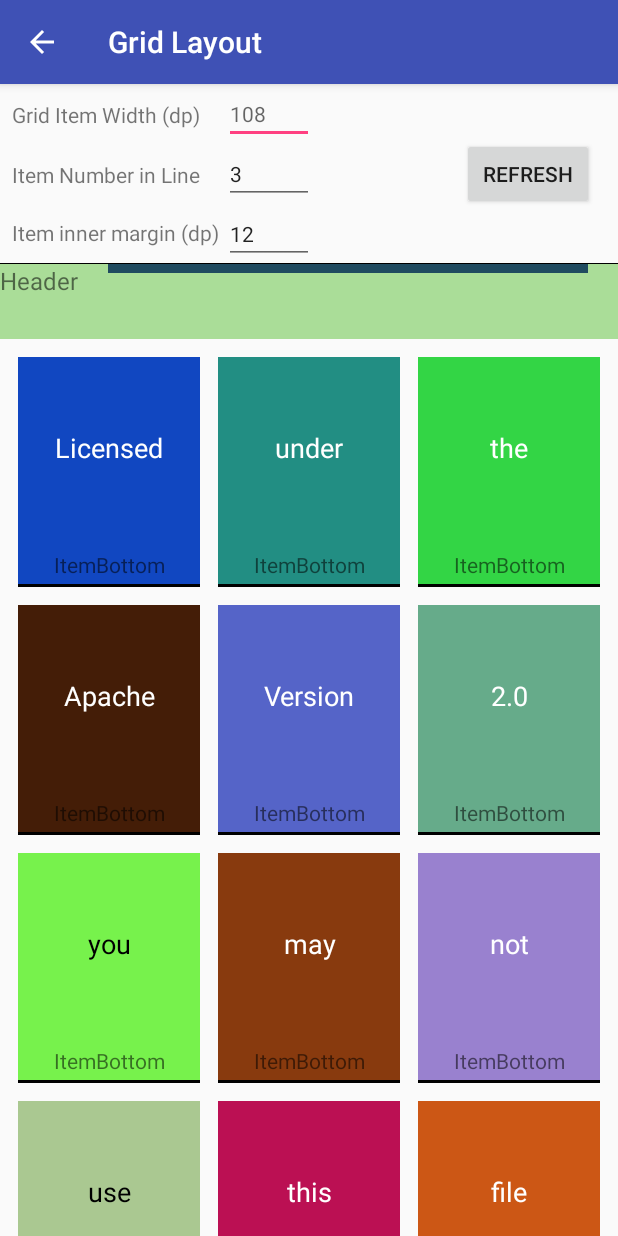
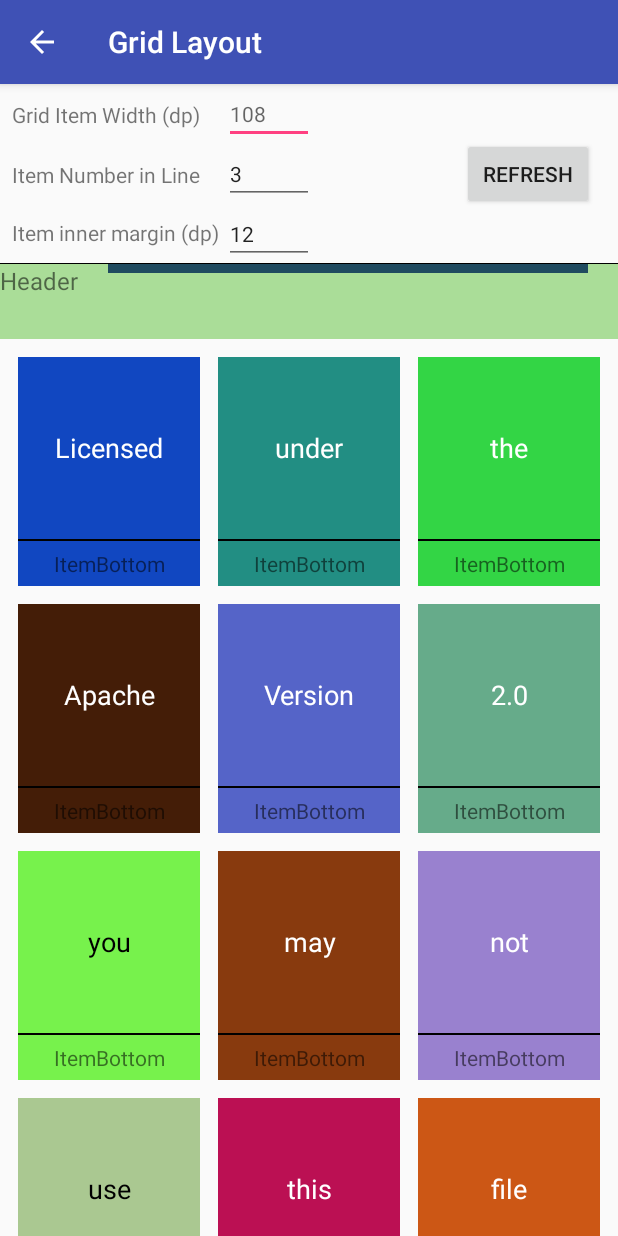
Before and after one commit to wliu6v/AndroidDemo, an Android app: the GridLayoutActivity screen opened directly, with no data from a screen before it, after a tap on "REFRESH", on a phone screen of 412 x 824 dp. Run offline under Robolectric (Android 15) with nearby library versions, the phone set to English and light mode, and no system bars; our stand-ins replace ButterKnife.

Commit message:
Add grid layout demo
Signed-off-by: wliu6v <wliu6v@163.com>

```diff
--- a/app/src/main/AndroidManifest.xml
+++ b/app/src/main/AndroidManifest.xml
@@ -26,7 +26,10 @@
         </activity>
         <activity android:name=".dialog.DialogActivity"/>
         <activity android:name=".color.ColorActivity"/>
-        <activity android:name=".grid.GridLayoutActivity"/>
+        <activity
+            android:name=".grid.GridLayoutActivity"
+            android:windowSoftInputMode="stateHidden"
+            />
     </application>
 
 </manifest>
--- a/app/src/main/java/com/liuwei/knoweasy/grid/GridLayoutActivity.java
+++ b/app/src/main/java/com/liuwei/knoweasy/grid/GridLayoutActivity.java
@@ -49,30 +49,11 @@ public class GridLayoutActivity extends BaseActivity {
 	}
 
 	private void initView() {
-		mGridLayoutManager = new GridLayoutManager(this, 3);
-		mGridLayoutManager.setSpanSizeLookup(new GridLayoutManager.SpanSizeLookup() {
-			@Override
-			public int getSpanSize(int position) {
-				if (position < 1) {
-					return 3;
-				} else {
-					return 1;
-				}
-			}
-		});
-		mRecyclerView.setLayoutManager(mGridLayoutManager);
-		mItemDecoration = new GridItemDecoration();
-		mItemDecoration.setHeaderCount(1);
-		mItemDecoration.setSpanCount(3);
-
-		mRecyclerView.addItemDecoration(mItemDecoration);
-
-		RecyclerView.Adapter adapter = new GridLayoutAdapter();
-		mRecyclerView.setAdapter(adapter);
-
+		refresh();
 		mRefreshBtn.setOnClickListener(new View.OnClickListener() {
 			@Override
 			public void onClick(View v) {
+				UtilsKt.hideKeyboard(v);
 				refresh();
 			}
 		});
@@ -94,8 +75,12 @@ public class GridLayoutActivity extends BaseActivity {
 			Log.d("6v", "refresh: count=" + count);
 		}
 
+		final int finalCount = count;
+		if (mGridLayoutManager == null) {
+			mGridLayoutManager = new GridLayoutManager(this, count);
+			mRecyclerView.setLayoutManager(mGridLayoutManager);
+		}
 		mGridLayoutManager.setSpanCount(count);
-		final int finalCount = count;
 		mGridLayoutManager.setSpanSizeLookup(new GridLayoutManager.SpanSizeLookup() {
 			@Override
 			public int getSpanSize(int position) {
@@ -106,11 +91,19 @@ public class GridLayoutActivity extends BaseActivity {
 				}
 			}
 		});
+		if (mItemDecoration == null) {
+			mItemDecoration = new GridItemDecoration();
+			mRecyclerView.addItemDecoration(mItemDecoration);
+		}
+		mItemDecoration.setHeaderCount(1);
 		mItemDecoration.setSpanCount(count);
 		mItemDecoration.setOuterSpacing(margin);
 		mItemDecoration.setVerticalSpacing(margin);
 		mItemDecoration.setSpacing(margin);
 
+		if (mRecyclerView.getAdapter() == null) {
+			mRecyclerView.setAdapter(new GridLayoutAdapter());
+		}
 		mRecyclerView.getAdapter().notifyDataSetChanged();
 	}
 
--- a/app/src/main/java/com/liuwei/knoweasy/grid/GridLayoutAdapter.java
+++ b/app/src/main/java/com/liuwei/knoweasy/grid/GridLayoutAdapter.java
@@ -3,17 +3,14 @@ package com.liuwei.knoweasy.grid;
 import android.graphics.Color;
 import android.support.v4.content.ContextCompat;
 import android.support.v7.widget.RecyclerView;
-import android.util.Log;
 import android.view.LayoutInflater;
 import android.view.View;
 import android.view.ViewGroup;
-import android.widget.BaseAdapter;
 import android.widget.TextView;
 
 import com.liuwei.knoweasy.R;
 import com.liuwei.knoweasy.tool.UtilsKt;
 
-import java.util.ArrayList;
 import java.util.Arrays;
 import java.util.List;
 
@@ -50,7 +47,7 @@ public class GridLayoutAdapter extends RecyclerView.Adapter<RecyclerView.ViewHol
 		if (viewType == TYPE_HEADER) {
 			vh = new HeaderViewHolder(LayoutInflater.from(parent.getContext()).inflate(R.layout.item_grid_header, parent, false));
 		} else {
-			vh = new GridViewHolder(LayoutInflater.from(parent.getContext()).inflate(R.layout.item_grid_item, parent, false));
+			vh = new GridViewHolder(LayoutInflater.from(parent.getContext()).inflate(R.layout.item_grid_item2, parent, false));
 		}
 		return vh;
 	}
--- a/app/src/main/java/com/liuwei/knoweasy/tool/Utils.kt
+++ b/app/src/main/java/com/liuwei/knoweasy/tool/Utils.kt
@@ -3,6 +3,8 @@ package com.liuwei.knoweasy.tool
 import android.content.Context
 import android.graphics.Color
 import android.util.TypedValue
+import android.view.View
+import android.view.inputmethod.InputMethodManager
 import android.widget.Toast
 
 /**
@@ -17,3 +19,8 @@ fun isLighterColor(color: Int): Boolean {
     val y = Color.red(color) * 0.299 + Color.green(color) * 0.587 + Color.blue(color) * 0.114
     return y > 157
 }
+
+fun hideKeyboard(v: View) {
+    val imm = v.context.getSystemService(Context.INPUT_METHOD_SERVICE) as InputMethodManager
+    imm.hideSoftInputFromWindow(v.windowToken, 0)
+}
--- /dev/null
+++ b/app/src/main/res/layout/item_grid_item2.xml
@@ -0,0 +1,31 @@
+<?xml version="1.0" encoding="utf-8"?>
+<LinearLayout
+    xmlns:android="http://schemas.android.com/apk/res/android"
+    android:layout_width="wrap_content"
+    android:layout_height="wrap_content"
+    android:orientation="vertical"
+    >
+
+    <com.liuwei.knoweasy.grid.SquareTextView
+        android:id="@+id/grid_item_textview"
+        android:layout_width="match_parent"
+        android:layout_height="match_parent"
+        android:gravity="center"
+        android:text="DEFAULT"
+        android:textSize="18sp"
+        />
+
+    <View
+        android:layout_width="match_parent"
+        android:layout_height="1dp"
+        android:background="@android:color/black"
+        />
+
+    <TextView
+        android:id="@+id/grid_item_bottom"
+        android:layout_width="match_parent"
+        android:layout_height="30dp"
+        android:gravity="center"
+        android:text="ItemBottom"/>
+
+</LinearLayout>
```
Also changed, not shown: app/src/main/res/layout/item_grid_item1.xml (renamed from app/src/main/res/layout/item_grid_item.xml).
